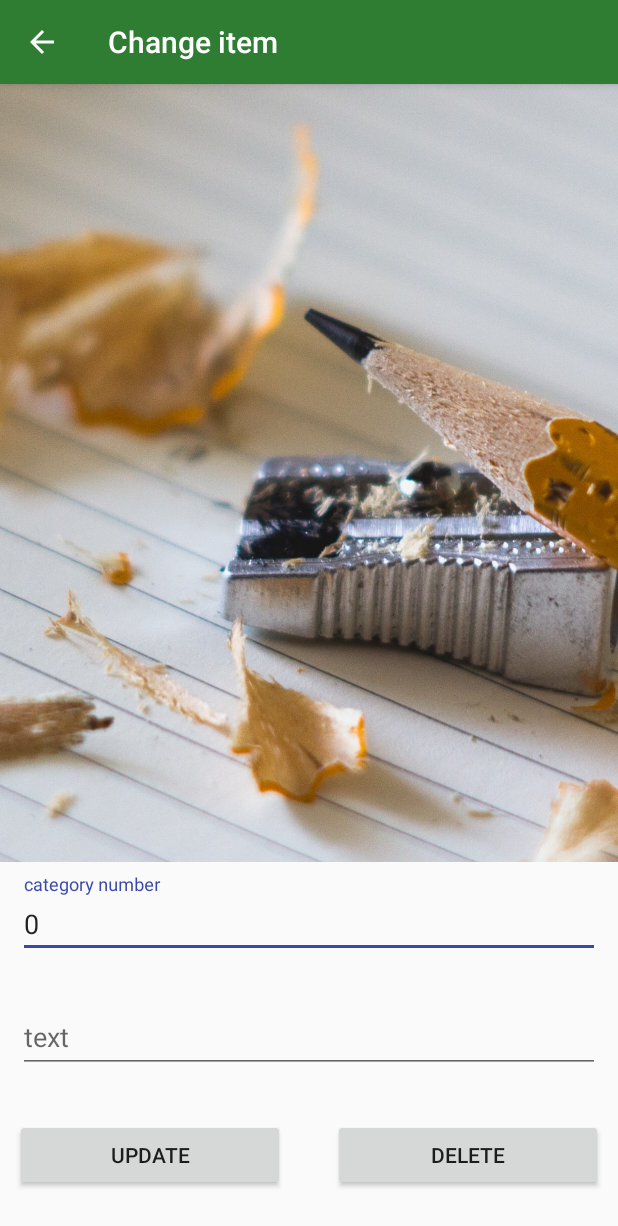
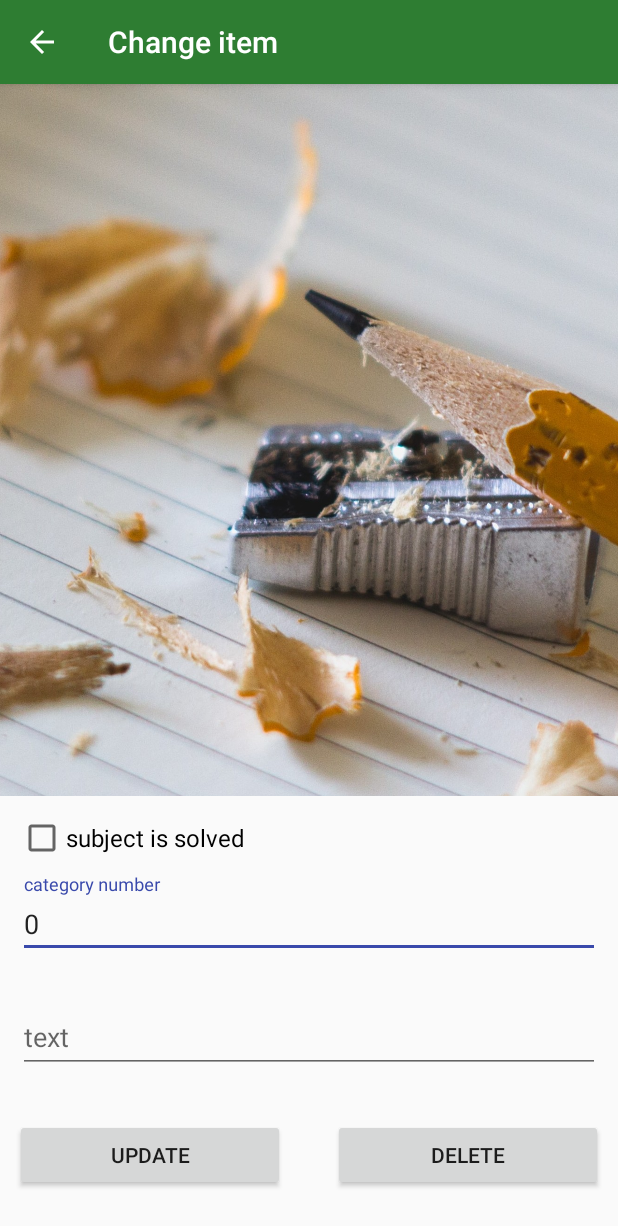
Before and after one commit to remcv/ExamPrep-Android, an Android app: the UpdateDeleteItemActivity screen opened directly, with no data from a screen before it, on a phone screen of 412 x 824 dp. Shown: the top 1226 px of the screen. Run offline under Robolectric (Android 15) with nearby library versions, the phone set to English and light mode, and no system bars.

```diff
--- a/app/src/main/AndroidManifest.xml
+++ b/app/src/main/AndroidManifest.xml
@@ -25,6 +25,7 @@
                 <category android:name="android.intent.category.LAUNCHER" />
             </intent-filter>
         </activity>
+
     </application>
 
 </manifest>
--- a/app/src/main/java/remcv/com/github/examprep/UpdateDeleteItemActivity.java
+++ b/app/src/main/java/remcv/com/github/examprep/UpdateDeleteItemActivity.java
@@ -5,6 +5,7 @@ import androidx.appcompat.app.AppCompatActivity;
 import android.content.Intent;
 import android.os.Bundle;
 import android.widget.Button;
+import android.widget.CheckBox;
 
 import com.google.android.material.textfield.TextInputLayout;
 
@@ -21,6 +22,7 @@ public class UpdateDeleteItemActivity extends AppCompatActivity implements Table
     private TextInputLayout problem_til;
     private Button updateButton;
     private Button deleteButton;
+    private CheckBox subjectIsSolved_CB;
 
     @Override
     protected void onCreate(Bundle savedInstanceState)
@@ -62,10 +64,13 @@ public class UpdateDeleteItemActivity extends AppCompatActivity implements Table
             // gather data
             int categoryNumber = Integer.parseInt(categoryNumber_til.getEditText().getText().toString());
             String problem = problem_til.getEditText().getText().toString();
+            boolean isDone = subjectIsSolved_CB.isChecked();
 
+            // make Intent and put the data in extras
             Intent intent = new Intent(UpdateDeleteItemActivity.this, MainActivity.class);
             intent.putExtra(TableConstants.CATEGORY_NUMBER, categoryNumber);
             intent.putExtra(TableConstants.PROBLEM, problem);
+            intent.putExtra(TableConstants.IS_DONE, isDone);
             intent.putExtra(TableConstants.INDEX, indexOfItemInList);
             intent.putExtra(TableConstants.BUTTON_NAME, "updateButton");
 
@@ -84,10 +89,12 @@ public class UpdateDeleteItemActivity extends AppCompatActivity implements Table
 
         int categoryNumber = intent.getIntExtra(TableConstants.CATEGORY_NUMBER, 0);
         String problem = intent.getStringExtra(TableConstants.PROBLEM);
+        boolean isDone = intent.getBooleanExtra(TableConstants.IS_DONE, false);
         indexOfItemInList = intent.getIntExtra(TableConstants.INDEX, 0);
 
         categoryNumber_til.getEditText().setText(String.valueOf(categoryNumber));
         problem_til.getEditText().setText(problem);
+        subjectIsSolved_CB.setChecked(isDone);
     }
 
     // methods - layout
@@ -97,5 +104,6 @@ public class UpdateDeleteItemActivity extends AppCompatActivity implements Table
         problem_til = findViewById(R.id.problemTextInputLayout_AUDI);
         updateButton = findViewById(R.id.updateItemButton_AUDI);
         deleteButton = findViewById(R.id.deleteItemButton_AUDI);
+        subjectIsSolved_CB = findViewById(R.id.subjectSolvedCheckBox_AUDI);
     }
 }
--- a/app/src/main/res/layout/activity_update_delete_item.xml
+++ b/app/src/main/res/layout/activity_update_delete_item.xml
@@ -13,8 +13,18 @@
         android:layout_height="0dp"
         android:layout_weight="1"
         android:scaleType="centerCrop"
+        android:layout_marginBottom="12dp"
+        android:src="@drawable/pencil"/>
+
+    <CheckBox
+        android:id="@+id/subjectSolvedCheckBox_AUDI"
+        android:layout_width="match_parent"
+        android:layout_height="wrap_content"
+        android:layout_marginLeft="12dp"
+        android:layout_marginRight="12dp"
         android:layout_marginBottom="8dp"
-        android:src="@drawable/pencil"/>
+        android:textSize="16sp"
+        android:text="@string/subject_is_solved"/>
 
     <com.google.android.material.textfield.TextInputLayout
         android:id="@+id/categoryNumberTextInputLayout_AUDI"
--- a/app/src/main/res/layout/exam_item.xml
+++ b/app/src/main/res/layout/exam_item.xml
@@ -31,7 +31,7 @@
     <ImageView
         android:id="@+id/isDoneImageView_EI"
         android:layout_width="0dp"
-        android:layout_height="30sp"
+        android:layout_height="25dp"
         android:layout_weight="1" />
 
 </LinearLayout>
```
Also changed, not shown: app/src/main/java/remcv/com/github/examprep/MainActivity.java (+9 -3 lines), app/src/main/java/remcv/com/github/examprep/utils/Utils.java (+9 -0 lines).
